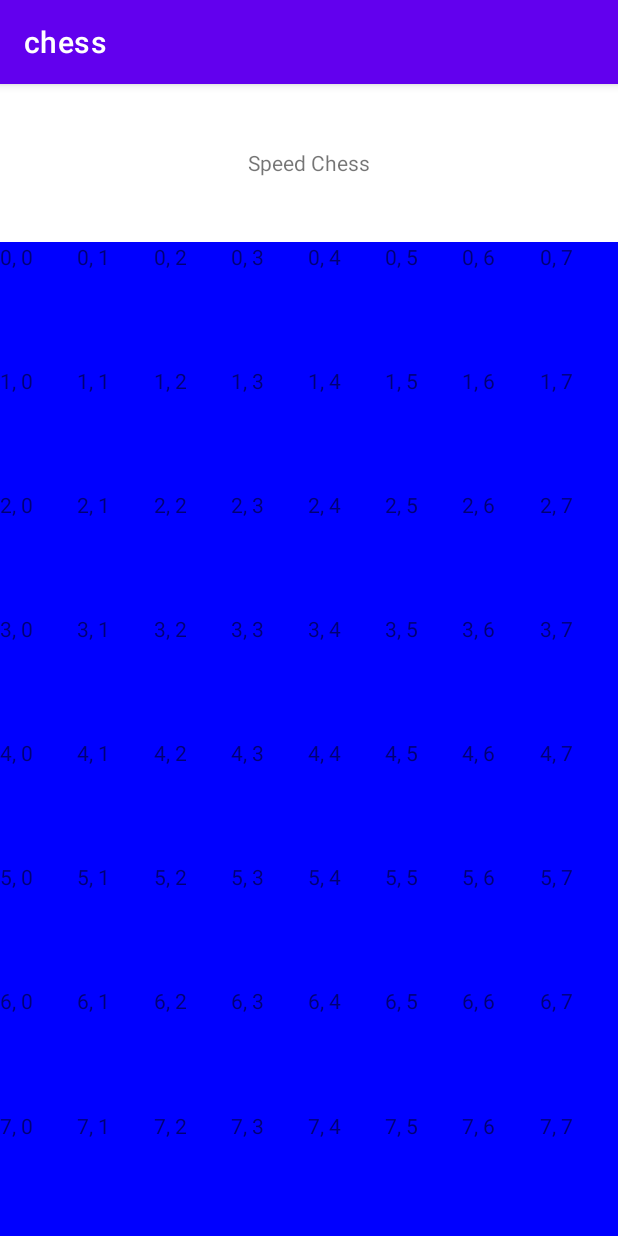
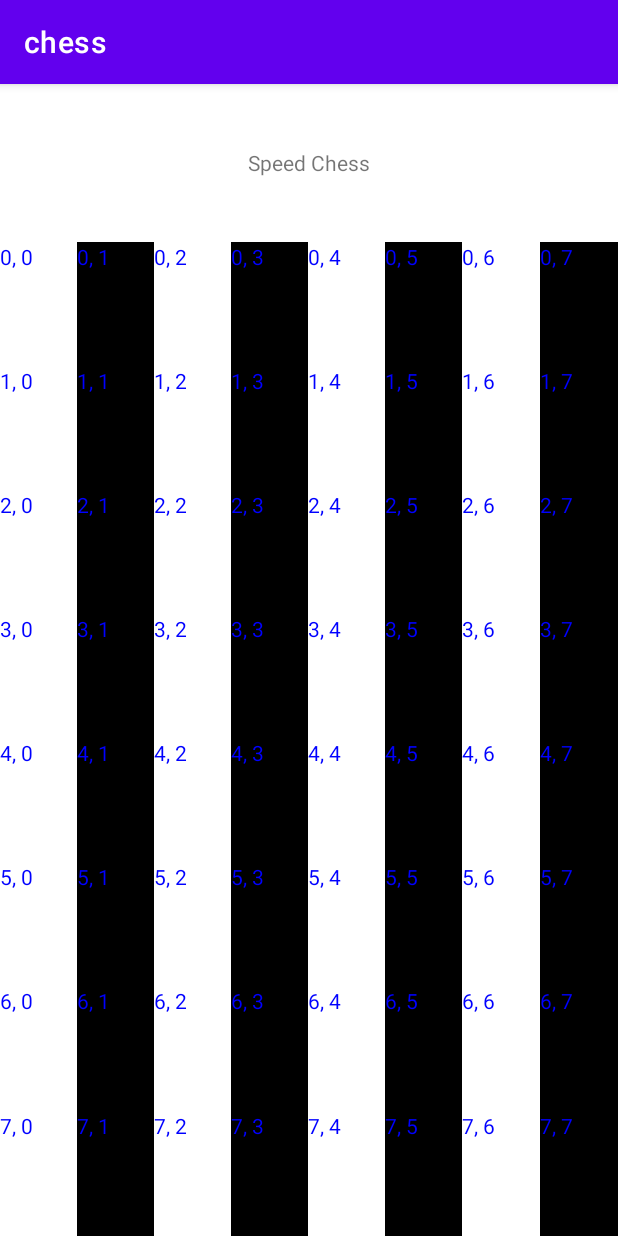
Before and after one commit to kimr314159/Android-Speed-Chess, an Android app: the screen it shows after launch (MainActivity), on a phone screen of 412 x 824 dp. Run offline under Robolectric (Android 15) with nearby library versions, the phone set to English and light mode, and no system bars.

Commit message:
change each cell to have alternating bg.

```diff
--- a/app/src/main/java/com/khd/chess/MainActivity.java
+++ b/app/src/main/java/com/khd/chess/MainActivity.java
@@ -29,18 +29,22 @@ public class MainActivity extends AppCompatActivity {
      */
     public boolean initTable(){
         tableLayoutChess = (TableLayout)findViewById(R.id.table_chess);
+        int count = 0;
         for(int i=0; i<8; i++){
             TableRow row = new TableRow(this);
             tableLayoutChess.addView(row);
             row.setLayoutParams(new TableLayout.LayoutParams(TableLayout.LayoutParams.MATCH_PARENT, TableLayout.LayoutParams.MATCH_PARENT, 1.0f));
             for(int j=0; j<8; j++) {
                 TableRow col = new TableRow(this);
-                col.setBackgroundColor(Color.BLUE);
+                if((count%2)==0){col.setBackgroundColor(Color.WHITE);}
+                else{col.setBackgroundColor(Color.BLACK);}
                 TextView str2 = new TextView(this);
+                str2.setTextColor(Color.BLUE);
                 str2.setText(i + ", " + j);
                 col.addView(str2);
                 row.addView(col);
                 col.setLayoutParams(new TableRow.LayoutParams(TableRow.LayoutParams.MATCH_PARENT, TableRow.LayoutParams.MATCH_PARENT, 1.0f));
+                count++;
                 System.out.println("Testing.");
             }
         }
```
